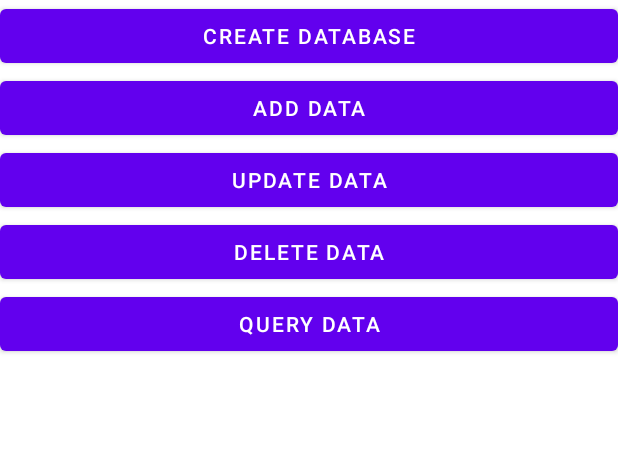
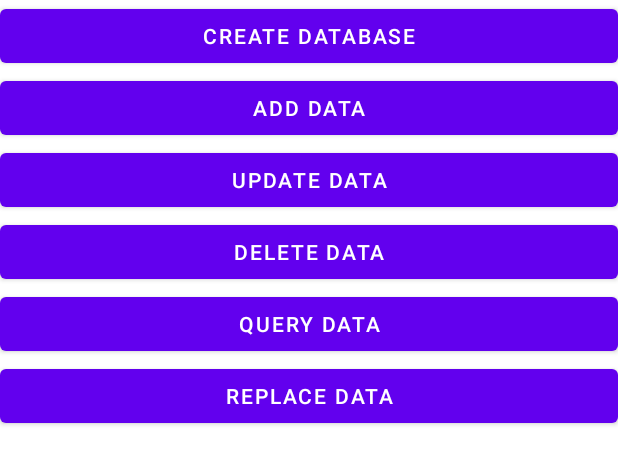
Before and after one commit to VmYs/DatabaseTest, an Android app: the layout activity_main.xml on its own in the app's theme, with its tools: preview values and no code run, on a phone screen of 412 x 824 dp. Shown: the top 464 px of the screen. Run offline under Robolectric (Android 15) with nearby library versions, the phone set to English and light mode, and no system bars.

Commit message:
20220120-7.5

```diff
--- a/app/src/main/res/layout/activity_main.xml
+++ b/app/src/main/res/layout/activity_main.xml
@@ -36,4 +36,10 @@
         android:layout_height="wrap_content"
         android:text="@string/query_data" />
 
+    <Button
+        android:id="@+id/replaceData"
+        android:layout_width="match_parent"
+        android:layout_height="wrap_content"
+        android:text="@string/replace_data" />
+
 </LinearLayout>
--- a/app/src/main/res/values/strings.xml
+++ b/app/src/main/res/values/strings.xml
@@ -5,4 +5,5 @@
     <string name="update_data">Update Data</string>
     <string name="delete_data">Delete Data</string>
     <string name="query_data">Query Data</string>
+    <string name="replace_data">Replace Data</string>
 </resources>
```
Also changed, not shown: app/src/main/java/com/example/databasetest/MainActivity.kt (+28 -0 lines).
